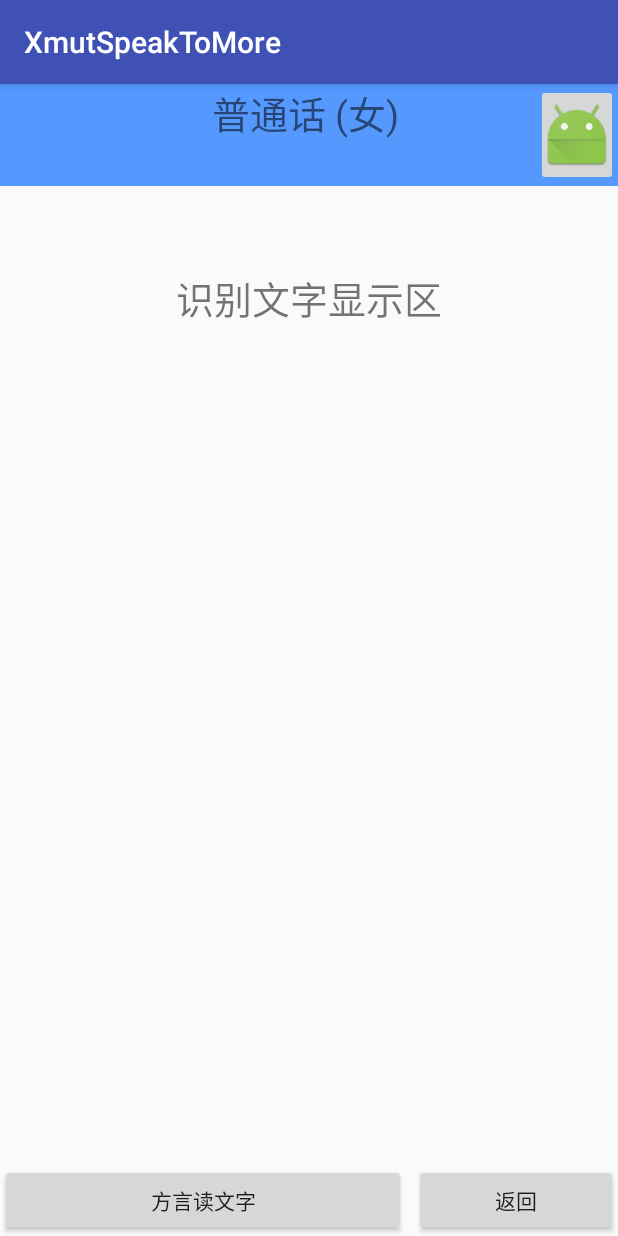
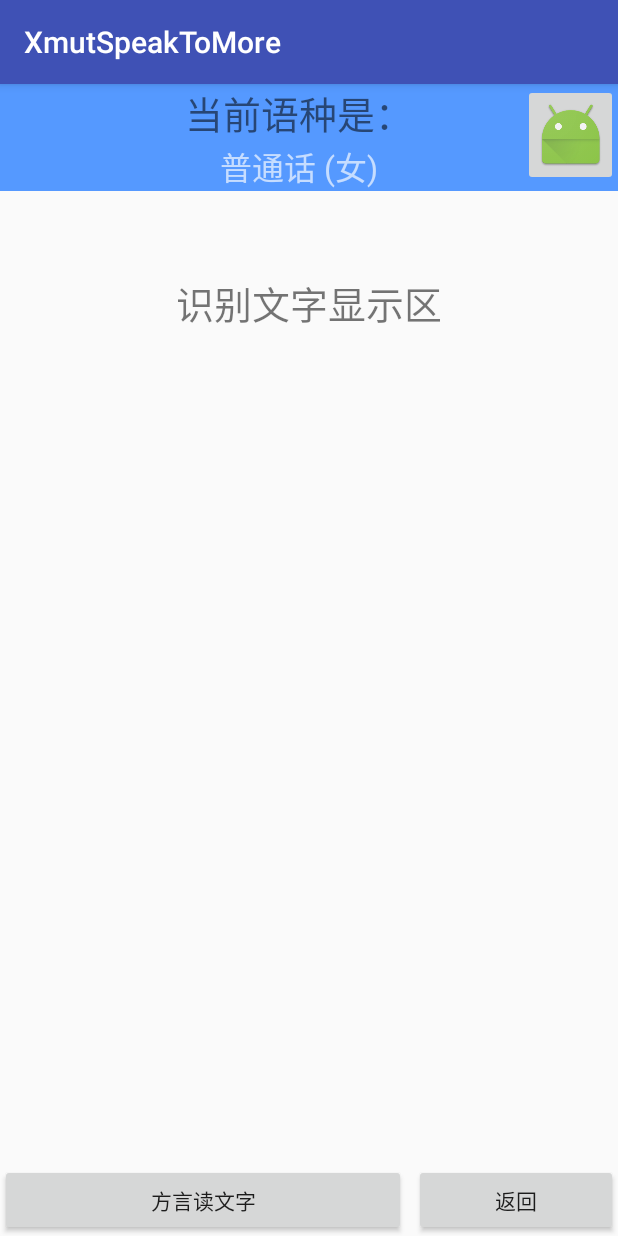
Before and after one commit to MonKing0601/XmutSpeakToMore, an Android app: the screen it shows after launch (MainActivity), after a tap on "语音识别", on a phone screen of 412 x 824 dp. Run offline under Robolectric (Android 15) with nearby library versions, the phone set to English and light mode, and no system bars.

Commit message:
优化UI

```diff
--- a/app/src/main/res/layout/activity_main.xml
+++ b/app/src/main/res/layout/activity_main.xml
@@ -11,21 +11,36 @@
         android:background="#59f"
         android:orientation="horizontal">
 
-        <TextView
-            android:id="@+id/item_font"
-            android:layout_width="0dp"
-            android:layout_height="match_parent"
-            android:layout_weight="0.85"
-            android:text=""
-            android:layout_marginStart="50dp"
-            android:gravity="center_horizontal"
-            android:textSize="25dp" />
+        <LinearLayout
+            android:layout_width="wrap_content"
+            android:layout_height="wrap_content"
+            android:layout_weight="0.7"
+            android:orientation="vertical">
+
+            <TextView
+                android:layout_width="match_parent"
+                android:layout_height="wrap_content"
+                android:layout_marginStart="50dp"
+                android:gravity="center_horizontal"
+                android:text="当前语种是："
+                android:textSize="25dp" />
+
+            <TextView
+                android:id="@+id/item_font"
+                android:layout_width="match_parent"
+                android:layout_height="wrap_content"
+                android:layout_marginStart="50dp"
+                android:gravity="center_horizontal"
+                android:text="sss"
+                android:textColor="#afff"
+                android:textSize="21dp" />
+        </LinearLayout>
 
         <ImageButton
             android:id="@+id/select_language_btn"
             android:layout_width="0dp"
             android:layout_height="wrap_content"
-            android:layout_weight="0.15"
+            android:layout_weight="0.3"
             android:src="@mipmap/ic_launcher" />
     </LinearLayout>
 
```
Also changed, not shown: app/src/main/java/com/monking/xmutspeaktomore/MainActivity.java (+9 -9 lines).
